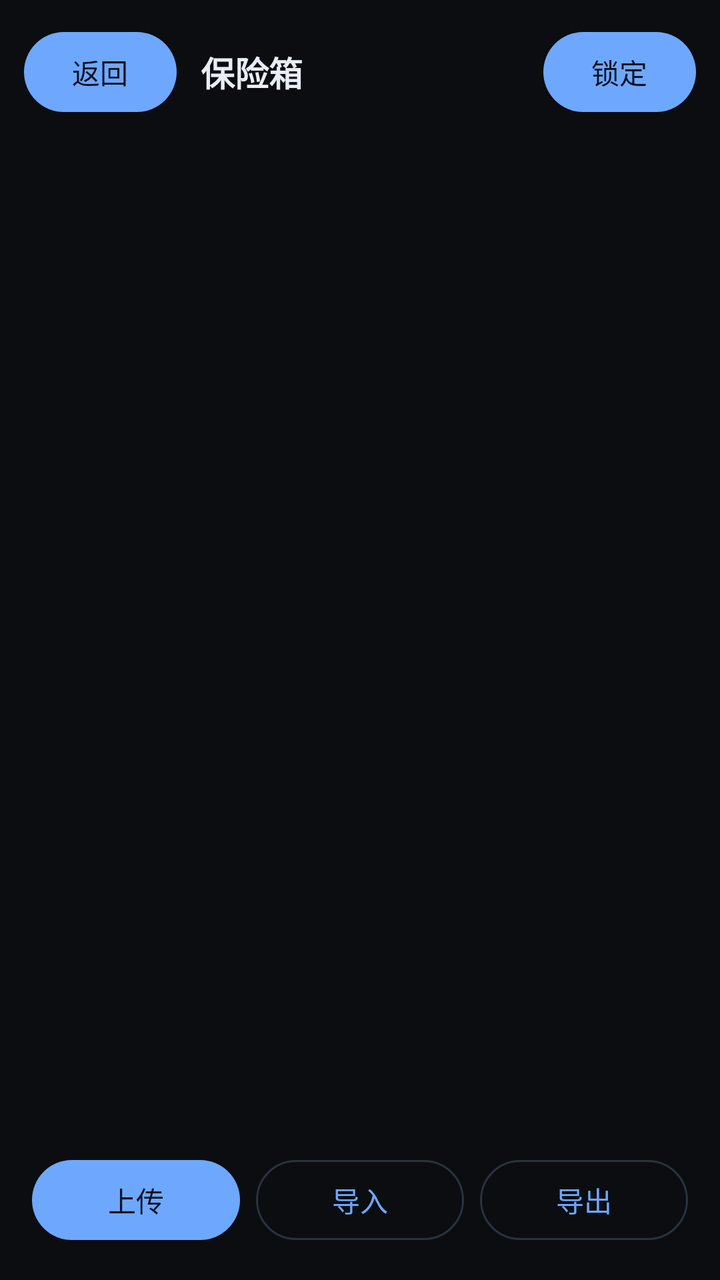
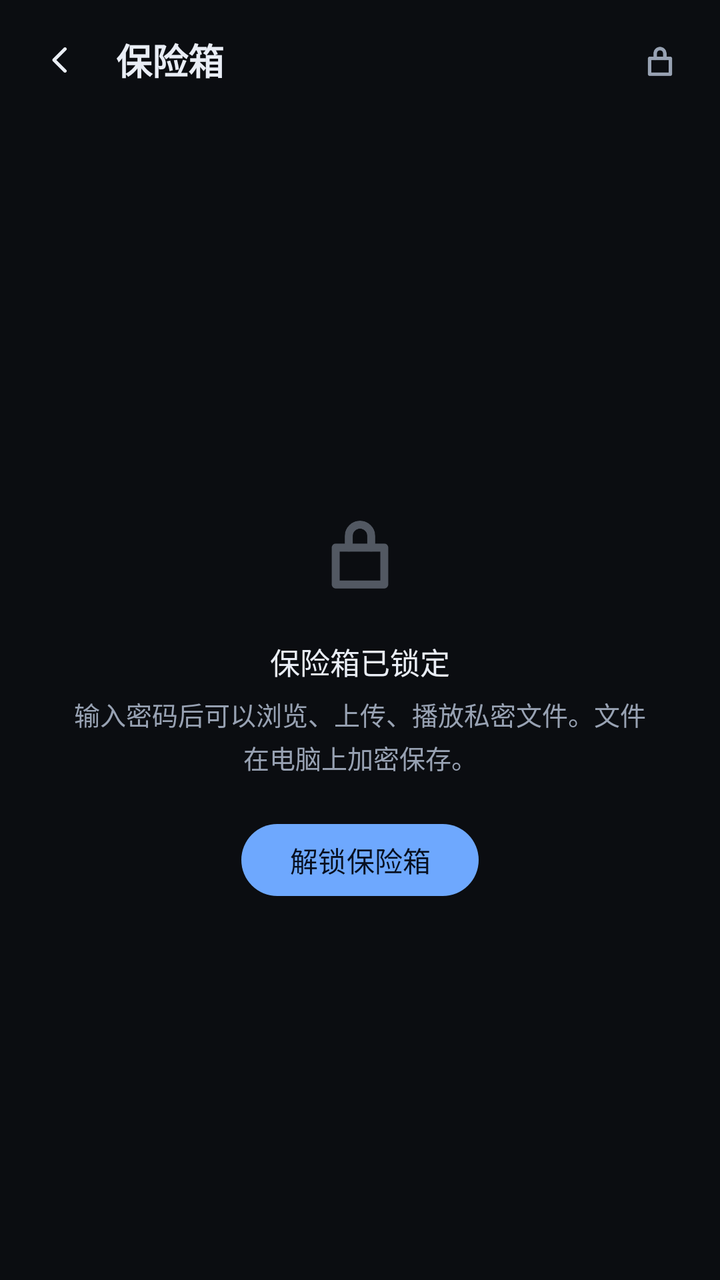

Before-and-after screenshots of an Android layout around one commit, followed by the original layout XML and the change that was made.
<!-- AndroidManifest.xml: application theme Theme.LinNas -->
<!-- res/layout/activity_vault.xml -->
<?xml version="1.0" encoding="utf-8"?>
<LinearLayout xmlns:android="http://schemas.android.com/apk/res/android"
    android:layout_width="match_parent"
    android:layout_height="match_parent"
    android:orientation="vertical"
    android:background="?attr/lInk">

    <LinearLayout
        android:layout_width="match_parent"
        android:layout_height="wrap_content"
        android:orientation="horizontal"
        android:gravity="center_vertical"
        android:padding="12dp">

        <Button
            android:id="@+id/btnVaultBack"
            android:layout_width="wrap_content"
            android:layout_height="wrap_content"
            android:minWidth="0dp"
            android:text="返回" />

        <TextView
            android:layout_width="0dp"
            android:layout_height="wrap_content"
            android:layout_weight="1"
            android:layout_marginStart="12dp"
            android:text="保险箱"
            android:textColor="?attr/lText"
            android:textSize="17sp"
            android:textStyle="bold" />

        <Button
            android:id="@+id/btnVaultLock"
            android:layout_width="wrap_content"
            android:layout_height="wrap_content"
            android:minWidth="0dp"
            android:text="锁定" />
    </LinearLayout>

    <TextView
        android:id="@+id/vaultHint"
        android:layout_width="match_parent"
        android:layout_height="wrap_content"
        android:paddingStart="16dp"
        android:paddingEnd="16dp"
        android:paddingBottom="8dp"
        android:textColor="?attr/lTextDim"
        android:textSize="12sp" />

    <ScrollView
        android:layout_width="match_parent"
        android:layout_height="0dp"
        android:layout_weight="1"
        android:scrollbars="none">

        <LinearLayout
            android:id="@+id/vaultList"
            android:layout_width="match_parent"
            android:layout_height="wrap_content"
            android:orientation="vertical"
            android:paddingStart="16dp"
            android:paddingEnd="16dp" />
    </ScrollView>

    <LinearLayout
        android:layout_width="match_parent"
        android:layout_height="wrap_content"
        android:orientation="horizontal"
        android:padding="16dp">

        <com.google.android.material.button.MaterialButton
            android:id="@+id/btnVaultUpload"
            android:layout_width="0dp"
            android:layout_height="wrap_content"
            android:layout_weight="1"
            android:text="上传" />

        <com.google.android.material.button.MaterialButton
            android:id="@+id/btnVaultImport"
            style="@style/Widget.Material3.Button.OutlinedButton"
            android:layout_width="0dp"
            android:layout_height="wrap_content"
            android:layout_weight="1"
            android:layout_marginStart="8dp"
            android:text="导入" />

        <com.google.android.material.button.MaterialButton
            android:id="@+id/btnVaultExport"
            style="@style/Widget.Material3.Button.OutlinedButton"
            android:layout_width="0dp"
            android:layout_height="wrap_content"
            android:layout_weight="1"
            android:layout_marginStart="8dp"
            android:text="导出" />
    </LinearLayout>
</LinearLayout>
<!-- resources referenced by this layout -->
<resources>
  <style name="Theme.LinNas" parent="Theme.Material3.Dark.NoActionBar">
          <item name="lInk">@color/t_blue_ink</item>
          <item name="lSurface">@color/t_blue_surface</item>
          <item name="lSurfaceHigh">@color/t_blue_surface_high</item>
          <item name="lOutline">@color/t_blue_outline</item>
          <item name="lText">@color/t_blue_text</item>
          <item name="lTextDim">@color/t_blue_text_dim</item>
          <item name="lPrimary">@color/t_blue_primary</item>
          <item name="lOnPrimary">@color/t_blue_on_primary</item>
          <item name="colorPrimary">@color/t_blue_primary</item>
          <item name="colorOnPrimary">@color/t_blue_on_primary</item>
          <item name="colorSecondary">@color/t_blue_primary</item>
          <item name="colorOnSecondary">@color/t_blue_on_primary</item>
          <item name="colorSurface">@color/t_blue_surface</item>
          <item name="colorOnSurface">@color/t_blue_text</item>
          <item name="colorSurfaceVariant">@color/t_blue_surface_high</item>
          <item name="colorOnSurfaceVariant">@color/t_blue_text_dim</item>
          <item name="colorOutline">@color/t_blue_outline</item>
          <item name="colorOnBackground">@color/t_blue_text</item>
          <item name="android:colorBackground">@color/t_blue_ink</item>
          <item name="android:statusBarColor">@color/t_blue_ink</item>
          <item name="android:navigationBarColor">@color/t_blue_ink</item>
          <item name="android:windowLightStatusBar">false</item>
          <item name="android:textColorPrimary">@color/t_blue_text</item>
          <item name="android:textColorSecondary">@color/t_blue_text_dim</item>    </style>
  <!-- unchanged entries left out for length: 8 -->
</resources>

<!-- the commit's change to res/layout/activity_vault.xml (unified diff, before → after) -->
@@ -1,96 +1,211 @@
 <?xml version="1.0" encoding="utf-8"?>
 <LinearLayout xmlns:android="http://schemas.android.com/apk/res/android"
+    xmlns:app="http://schemas.android.com/apk/res-auto"
     android:layout_width="match_parent"
     android:layout_height="match_parent"
     android:orientation="vertical"
     android:background="?attr/lInk">
 
+    
     <LinearLayout
         android:layout_width="match_parent"
         android:layout_height="wrap_content"
+        android:gravity="center_vertical"
         android:orientation="horizontal"
-        android:gravity="center_vertical"
-        android:padding="12dp">
-
-        <Button
+        android:paddingStart="8dp"
+        android:paddingTop="8dp"
+        android:paddingEnd="8dp"
+        android:paddingBottom="8dp">
+
+        <ImageButton
             android:id="@+id/btnVaultBack"
-            android:layout_width="wrap_content"
-            android:layout_height="wrap_content"
-            android:minWidth="0dp"
-            android:text="返回" />
-
-        <TextView
+            style="@style/HeaderIconButton"
+            android:contentDescription="返回"
+            android:src="@drawable/ic_back"
+            android:tint="?attr/lText" />
+
+        <TextView
+            style="@style/HeaderTitle"
             android:layout_width="0dp"
             android:layout_height="wrap_content"
+            android:layout_marginStart="6dp"
             android:layout_weight="1"
-            android:layout_marginStart="12dp"
-            android:text="保险箱"
-            android:textColor="?attr/lText"
-            android:textSize="17sp"
-            android:textStyle="bold" />
-
-        <Button
+            android:text="保险箱" />
+
+        <ImageButton
             android:id="@+id/btnVaultLock"
-            android:layout_width="wrap_content"
-            android:layout_height="wrap_content"
-            android:minWidth="0dp"
-            android:text="锁定" />
+            style="@style/HeaderIconButton"
+            android:contentDescription="锁定"
+            android:src="@drawable/ic_lock"
+            android:tint="?attr/lTextDim" />
     </LinearLayout>
 
-    <TextView
-        android:id="@+id/vaultHint"
-        android:layout_width="match_parent"
-        android:layout_height="wrap_content"
-        android:paddingStart="16dp"
-        android:paddingEnd="16dp"
-        android:paddingBottom="8dp"
-        android:textColor="?attr/lTextDim"
-        android:textSize="12sp" />
-
-    <ScrollView
+    
+    <LinearLayout
+        android:id="@+id/vaultLocked"
         android:layout_width="match_parent"
         android:layout_height="0dp"
         android:layout_weight="1"
-        android:scrollbars="none">
-
+        android:gravity="center"
+        android:orientation="vertical"
+        android:paddingStart="36dp"
+        android:paddingEnd="36dp">
+
+        <ImageView
+            android:layout_width="56dp"
+            android:layout_height="56dp"
+            android:alpha="0.5"
+            android:contentDescription="已锁定"
+            android:src="@drawable/ic_lock"
+            android:tint="?attr/lTextDim" />
+
+        <TextView
+            style="@style/EmptyTitle"
+            android:layout_width="wrap_content"
+            android:layout_height="wrap_content"
+            android:layout_marginTop="16dp"
+            android:text="保险箱已锁定" />
+
+        <TextView
+            style="@style/EmptyHint"
+            android:layout_width="match_parent"
+            android:layout_height="wrap_content"
+            android:layout_marginTop="6dp"
+            android:paddingStart="0dp"
+            android:paddingTop="0dp"
+            android:paddingEnd="0dp"
+            android:paddingBottom="0dp"
+            android:text="输入密码后可以浏览、上传、播放私密文件。文件在电脑上加密保存。" />
+
+        <com.google.android.material.button.MaterialButton
+            android:id="@+id/btnVaultUnlock"
+            android:layout_width="wrap_content"
+            android:layout_height="wrap_content"
+            android:layout_marginTop="20dp"
+            android:minHeight="44dp"
+            android:paddingStart="24dp"
+            android:paddingEnd="24dp"
+            android:text="解锁保险箱" />
+    </LinearLayout>
+
+    
+    <LinearLayout
+        android:id="@+id/vaultUnlocked"
+        android:layout_width="match_parent"
+        android:layout_height="0dp"
+        android:layout_weight="1"
+        android:orientation="vertical"
+        android:visibility="gone">
+
+        <TextView
+            android:id="@+id/vaultHint"
+            android:layout_width="match_parent"
+            android:layout_height="wrap_content"
+            android:paddingStart="16dp"
+            android:paddingEnd="16dp"
+            android:paddingBottom="8dp"
+            android:textColor="?attr/lTextDim"
+            android:textSize="12sp" />
+
+        <ScrollView
+            android:layout_width="match_parent"
+            android:layout_height="0dp"
+            android:layout_weight="1"
+            android:scrollbars="none">
+
+            <LinearLayout
+                android:layout_width="match_parent"
+                android:layout_height="wrap_content"
+                android:orientation="vertical"
+                android:paddingStart="16dp"
+                android:paddingEnd="16dp">
+
+                <LinearLayout
+                    android:id="@+id/vaultList"
+                    android:layout_width="match_parent"
+                    android:layout_height="wrap_content"
+                    android:orientation="vertical" />
+
+                <LinearLayout
+                    android:id="@+id/vaultEmpty"
+                    android:layout_width="match_parent"
+                    android:layout_height="wrap_content"
+                    android:layout_marginTop="56dp"
+                    android:gravity="center_horizontal"
+                    android:orientation="vertical"
+                    android:paddingStart="16dp"
+                    android:paddingEnd="16dp"
+                    android:visibility="gone">
+
+                    <ImageView
+                        android:layout_width="48dp"
+                        android:layout_height="48dp"
+                        android:alpha="0.4"
+                        android:contentDescription="空"
+                        android:src="@drawable/ic_file"
+                        android:tint="?attr/lTextDim" />
+
+                    <TextView
+                        style="@style/EmptyTitle"
+                        android:layout_width="wrap_content"
+                        android:layout_height="wrap_content"
+                        android:layout_marginTop="14dp"
+                        android:text="保险箱是空的" />
+
+                    <TextView
+                        style="@style/EmptyHint"
+                        android:layout_width="match_parent"
+                        android:layout_height="wrap_content"
+                        android:layout_marginTop="6dp"
+                        android:paddingStart="0dp"
+                        android:paddingTop="0dp"
+                        android:paddingEnd="0dp"
+                        android:paddingBottom="0dp"
+                        android:text="点下方「上传」加入手机里的文件,或用「导入」把媒体库里的文件移进来。" />
+                </LinearLayout>
+            </LinearLayout>
+        </ScrollView>
+
+        
         <LinearLayout
-            android:id="@+id/vaultList"
-            android:layout_width="match_parent"
-            android:layout_height="wrap_content"
-            android:orientation="vertical"
-            android:paddingStart="16dp"
-            android:paddingEnd="16dp" />
-    </ScrollView>
-
-    <LinearLayout
-        android:layout_width="match_parent"
-        android:layout_height="wrap_content"
-        android:orientation="horizontal"
-        android:padding="16dp">
-
-        <com.google.android.material.button.MaterialButton
-            android:id="@+id/btnVaultUpload"
-            android:layout_width="0dp"
-            android:layout_height="wrap_content"
-            android:layout_weight="1"
-            android:text="上传" />
-
-        <com.google.android.material.button.MaterialButton
-            android:id="@+id/btnVaultImport"
-            style="@style/Widget.Material3.Button.OutlinedButton"
-            android:layout_width="0dp"
-            android:layout_height="wrap_content"
-            android:layout_weight="1"
-            android:layout_marginStart="8dp"
-            android:text="导入" />
-
-        <com.google.android.material.button.MaterialButton
-            android:id="@+id/btnVaultExport"
-            style="@style/Widget.Material3.Button.OutlinedButton"
-            android:layout_width="0dp"
-            android:layout_height="wrap_content"
-            android:layout_weight="1"
-            android:layout_marginStart="8dp"
-            android:text="导出" />
+            android:layout_width="match_parent"
+            android:layout_height="wrap_content"
+            android:orientation="horizontal"
+            android:padding="16dp">
+
+            <com.google.android.material.button.MaterialButton
+                android:id="@+id/btnVaultUpload"
+                android:layout_width="0dp"
+                android:layout_height="wrap_content"
+                android:layout_weight="1"
+                android:minHeight="44dp"
+                android:text="上传"
+                app:icon="@drawable/ic_upload"
+                app:iconGravity="textStart" />
+
+            <com.google.android.material.button.MaterialButton
+                android:id="@+id/btnVaultImport"
+                style="@style/Widget.Material3.Button.OutlinedButton"
+                android:layout_width="0dp"
+                android:layout_height="wrap_content"
+                android:layout_marginStart="8dp"
+                android:layout_weight="1"
+                android:minHeight="44dp"
+                android:text="导入"
+                app:icon="@drawable/ic_folder"
+                app:iconGravity="textStart" />
+
+            <com.google.android.material.button.MaterialButton
+                android:id="@+id/btnVaultExport"
+                style="@style/Widget.Material3.Button.OutlinedButton"
+                android:layout_width="0dp"
+                android:layout_height="wrap_content"
+                android:layout_marginStart="8dp"
+                android:layout_weight="1"
+                android:minHeight="44dp"
+                android:text="导出"
+                app:icon="@drawable/ic_download"
+                app:iconGravity="textStart" />
+        </LinearLayout>
     </LinearLayout>
 </LinearLayout>
<!-- resource entries referenced after the edit -->
@@ -1,5 +1,87 @@
 <!-- resources referenced by this layout -->
 <resources>
+  <!-- drawable ic_back (drawable) -->
+  <?xml version="1.0" encoding="utf-8"?>
+  <vector xmlns:android="http://schemas.android.com/apk/res/android"
+      android:width="24dp" android:height="24dp"
+      android:viewportWidth="24" android:viewportHeight="24">
+      <path android:pathData="M14.5 6.5L9 12l5.5 5.5" android:strokeColor="#FFFFFFFF" android:strokeWidth="1.7" android:strokeLineCap="round" android:strokeLineJoin="round" android:fillColor="#00000000"/>
+  </vector>
+  <!-- drawable ic_download (drawable) -->
+  <?xml version="1.0" encoding="utf-8"?>
+  <vector xmlns:android="http://schemas.android.com/apk/res/android"
+      android:width="24dp" android:height="24dp"
+      android:viewportWidth="24" android:viewportHeight="24">
+      <path android:pathData="M12 4.6v9.2" android:strokeColor="#FFFFFFFF" android:strokeWidth="1.7" android:strokeLineCap="round" android:fillColor="#00000000"/>
+      <path android:pathData="M8.3 10.2L12 13.9l3.7-3.7" android:strokeColor="#FFFFFFFF" android:strokeWidth="1.7" android:strokeLineCap="round" android:strokeLineJoin="round" android:fillColor="#00000000"/>
+      <path android:pathData="M5 18.6h14" android:strokeColor="#FFFFFFFF" android:strokeWidth="1.7" android:strokeLineCap="round" android:fillColor="#00000000"/>
+  </vector>
+  <!-- drawable ic_file (drawable) -->
+  ﻿<vector xmlns:android="http://schemas.android.com/apk/res/android"
+      android:width="24dp" android:height="24dp"
+      android:viewportWidth="24" android:viewportHeight="24">
+      <path android:pathData="M6.5 3.5h7l4 4v13a1 1 0 0 1-1 1h-10a1 1 0 0 1-1-1v-16a1 1 0 0 1 1-1z" android:strokeColor="#FFFFFFFF" android:strokeWidth="1.7" android:strokeLineCap="round" android:strokeLineJoin="round" android:fillColor="#00000000"/>
+      <path android:pathData="M13.5 3.5v4h4" android:strokeColor="#FFFFFFFF" android:strokeWidth="1.7" android:strokeLineCap="round" android:strokeLineJoin="round" android:fillColor="#00000000"/>
+  </vector>
+  <!-- drawable ic_folder (drawable) -->
+  ﻿<vector xmlns:android="http://schemas.android.com/apk/res/android"
+      android:width="24dp" android:height="24dp"
+      android:viewportWidth="24" android:viewportHeight="24">
+      <path android:pathData="M3.5 7.5a2 2 0 0 1 2-2h4.2l2 2h8.8a2 2 0 0 1 2 2v9a2 2 0 0 1-2 2h-15a2 2 0 0 1-2-2z" android:strokeColor="#FFFFFFFF" android:strokeWidth="1.7" android:strokeLineCap="round" android:strokeLineJoin="round" android:fillColor="#00000000"/>
+  </vector>
+  <!-- drawable ic_lock (drawable) -->
+  <?xml version="1.0" encoding="utf-8"?>
+  <vector xmlns:android="http://schemas.android.com/apk/res/android"
+      android:width="24dp" android:height="24dp"
+      android:viewportWidth="24" android:viewportHeight="24">
+      <path android:pathData="M6.8 11.2h10.4v7.9h-10.4z" android:strokeColor="#FFFFFFFF" android:strokeWidth="1.7" android:strokeLineJoin="round" android:fillColor="#00000000"/>
+      <path android:pathData="M9.6 11.2V8.7a2.4 2.4 0 0 1 4.8 0v2.5" android:strokeColor="#FFFFFFFF" android:strokeWidth="1.7" android:strokeLineCap="round" android:fillColor="#00000000"/>
+  </vector>
+  <!-- drawable ic_upload (drawable) -->
+  ﻿<vector xmlns:android="http://schemas.android.com/apk/res/android"
+      android:width="24dp" android:height="24dp"
+      android:viewportWidth="24" android:viewportHeight="24">
+      <path android:pathData="M12 16.5V5.5" android:strokeColor="#FFFFFFFF" android:strokeWidth="1.7" android:strokeLineCap="round" android:strokeLineJoin="round" android:fillColor="#00000000"/>
+      <path android:pathData="M7.5 10L12 5.5 16.5 10" android:strokeColor="#FFFFFFFF" android:strokeWidth="1.7" android:strokeLineCap="round" android:strokeLineJoin="round" android:fillColor="#00000000"/>
+      <path android:pathData="M5 19.5h14" android:strokeColor="#FFFFFFFF" android:strokeWidth="1.7" android:strokeLineCap="round" android:strokeLineJoin="round" android:fillColor="#00000000"/>
+  </vector>
+  <style name="EmptyHint">
+          <item name="android:layout_width">wrap_content</item>
+          <item name="android:layout_height">wrap_content</item>
+          <item name="android:layout_marginTop">6dp</item>
+          <item name="android:paddingStart">32dp</item>
+          <item name="android:paddingEnd">32dp</item>
+          <item name="android:gravity">center</item>
+          <item name="android:textSize">13sp</item>
+          <item name="android:lineSpacingExtra">3dp</item>
+          <item name="android:textColor">?attr/lTextDim</item>
+      </style>
+  <style name="EmptyTitle">
+          <item name="android:layout_width">wrap_content</item>
+          <item name="android:layout_height">wrap_content</item>
+          <item name="android:layout_marginTop">14dp</item>
+          <item name="android:textSize">15sp</item>
+          <item name="android:textColor">?attr/lText</item>
+      </style>
+  <style name="HeaderIconButton">
+          <item name="android:layout_width">44dp</item>
+          <item name="android:layout_height">44dp</item>
+          <item name="android:padding">10dp</item>
+          <item name="android:background">?attr/selectableItemBackgroundBorderless</item>
+          <item name="android:tint">?attr/lText</item>
+          <item name="android:scaleType">fitCenter</item>
+      </style>
+  <style name="HeaderTitle">
+          <item name="android:layout_width">0dp</item>
+          <item name="android:layout_height">wrap_content</item>
+          <item name="android:layout_weight">1</item>
+          <item name="android:layout_marginStart">6dp</item>
+          <item name="android:textSize">18sp</item>
+          <item name="android:textStyle">bold</item>
+          <item name="android:textColor">?attr/lText</item>
+          <item name="android:maxLines">1</item>
+          <item name="android:ellipsize">end</item>
+      </style>
   <style name="Theme.LinNas" parent="Theme.Material3.Dark.NoActionBar">
           <item name="lInk">@color/t_blue_ink</item>
           <item name="lSurface">@color/t_blue_surface</item>
@@ -9,6 +91,9 @@
           <item name="lTextDim">@color/t_blue_text_dim</item>
           <item name="lPrimary">@color/t_blue_primary</item>
           <item name="lOnPrimary">@color/t_blue_on_primary</item>
+          <item name="lDanger">@color/danger</item>
+          <item name="lSuccess">@color/mint</item>
+          <item name="lIsLight">false</item>
           <item name="colorPrimary">@color/t_blue_primary</item>
           <item name="colorOnPrimary">@color/t_blue_on_primary</item>
           <item name="colorSecondary">@color/t_blue_primary</item>
@@ -19,12 +104,16 @@
           <item name="colorOnSurfaceVariant">@color/t_blue_text_dim</item>
           <item name="colorOutline">@color/t_blue_outline</item>
           <item name="colorOnBackground">@color/t_blue_text</item>
+          <item name="colorError">@color/danger</item>
           <item name="android:colorBackground">@color/t_blue_ink</item>
           <item name="android:statusBarColor">@color/t_blue_ink</item>
           <item name="android:navigationBarColor">@color/t_blue_ink</item>
           <item name="android:windowLightStatusBar">false</item>
           <item name="android:textColorPrimary">@color/t_blue_text</item>
-          <item name="android:textColorSecondary">@color/t_blue_text_dim</item>    </style>
+          <item name="android:textColorSecondary">@color/t_blue_text_dim</item>
+      </style>
+  <color name="danger">#FF7A7A</color>
+  <color name="mint">#79E2B6</color>
   <!-- unchanged entries left out for length: 8 -->
 </resources>
 
